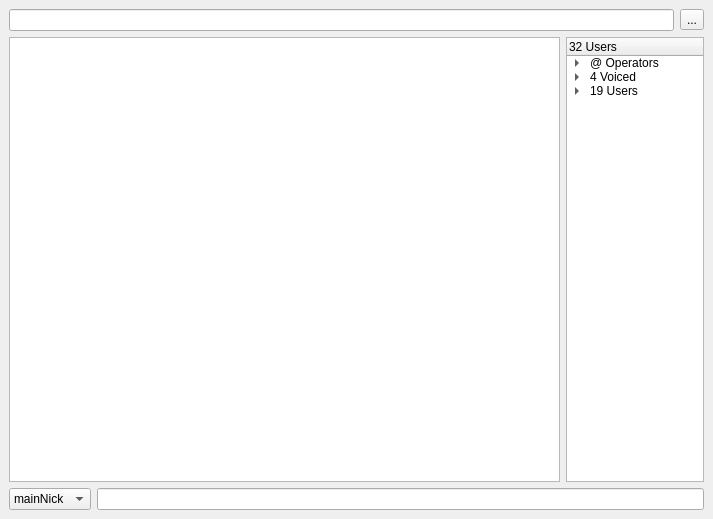
The window that gui/channelwidget.ui (quassel/quassel) describes before a commit, drawn with Qt 5.
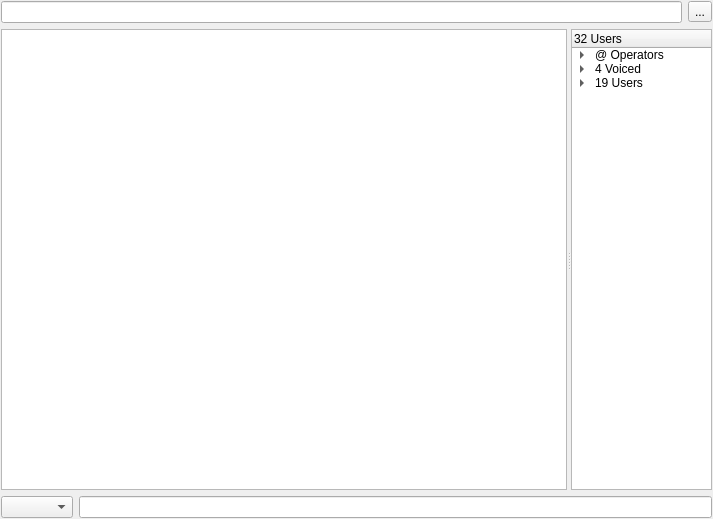
The same window after the commit.

Commit message: Fixed a bug that did not remove users from channel nick list.

Patch:
```diff
--- a/gui/channelwidget.ui
+++ b/gui/channelwidget.ui
@@ -31,7 +31,7 @@
   </property>
   <layout class="QVBoxLayout" >
    <property name="margin" >
-    <number>9</number>
+    <number>1</number>
    </property>
    <property name="spacing" >
     <number>6</number>
@@ -78,34 +78,45 @@
     </layout>
    </item>
    <item>
-    <layout class="QHBoxLayout" >
-     <property name="margin" >
-      <number>0</number>
+    <widget class="QSplitter" name="splitter" >
+     <property name="sizePolicy" >
+      <sizepolicy>
+       <hsizetype>7</hsizetype>
+       <vsizetype>5</vsizetype>
+       <horstretch>0</horstretch>
+       <verstretch>0</verstretch>
+      </sizepolicy>
      </property>
-     <property name="spacing" >
-      <number>6</number>
+     <property name="lineWidth" >
+      <number>1</number>
      </property>
-     <item>
-      <widget class="QTextEdit" name="chatWidget" >
+     <property name="orientation" >
+      <enum>Qt::Horizontal</enum>
+     </property>
+     <widget class="QTextBrowser" name="chatWidget" >
        <property name="sizePolicy" >
         <sizepolicy>
          <hsizetype>7</hsizetype>
-         <vsizetype>7</vsizetype>
+        <vsizetype>5</vsizetype>
          <horstretch>4</horstretch>
          <verstretch>0</verstretch>
         </sizepolicy>
        </property>
        <property name="font" >
         <font>
-         <family>Monospace</family>
-        </font>
-       </property>
-       <property name="readOnly" >
-        <bool>true</bool>
-       </property>
-      </widget>
-     </item>
-     <item>
+        <family>Bitstream Vera Sans Mono</family>
+        <pointsize>8</pointsize>
+        <weight>50</weight>
+        <bold>false</bold>
+       </font>
+      </property>
+      <property name="html" >
+       <string>&lt;html>&lt;head>&lt;meta name="qrichtext" content="1" />&lt;style type="text/css">
+p, li { white-space: pre-wrap; }
+&lt;/style>&lt;/head>&lt;body style=" font-family:'Bitstream Vera Sans Mono'; font-size:8pt; font-weight:400; font-style:normal; text-decoration:none;">
+&lt;p style="-qt-paragraph-type:empty; margin-top:0px; margin-bottom:0px; margin-left:0px; margin-right:0px; -qt-block-indent:0; text-indent:0px; font-family:'Nimbus Mono L';">&lt;/p>&lt;/body>&lt;/html></string>
+      </property>
+     </widget>
       <widget class="QTreeWidget" name="nickTree" >
        <property name="sizePolicy" >
         <sizepolicy>
@@ -124,6 +135,9 @@
        <property name="textElideMode" >
         <enum>Qt::ElideRight</enum>
        </property>
+      <property name="rootIsDecorated" >
+       <bool>true</bool>
+      </property>
        <property name="sortingEnabled" >
         <bool>false</bool>
        </property>
@@ -204,8 +218,7 @@
         </item>
        </item>
       </widget>
-     </item>
-    </layout>
+    </widget>
    </item>
    <item>
     <layout class="QHBoxLayout" >
@@ -217,21 +230,23 @@
      </property>
      <item>
       <widget class="QComboBox" name="ownNick" >
-       <item>
-        <property name="text" >
-         <string>mainNick</string>
-        </property>
+       <property name="sizeAdjustPolicy" >
+        <enum>QComboBox::AdjustToContents</enum>
+       </property>
+      </widget>
        </item>
        <item>
-        <property name="text" >
-         <string>altNick</string>
-        </property>
-       </item>
+      <widget class="QLineEdit" name="inputEdit" >
+       <property name="sizePolicy" >
+        <sizepolicy>
+         <hsizetype>3</hsizetype>
+         <vsizetype>0</vsizetype>
+         <horstretch>0</horstretch>
+         <verstretch>0</verstretch>
+        </sizepolicy>
+       </property>
       </widget>
      </item>
-     <item>
-      <widget class="QLineEdit" name="inputEdit" />
-     </item>
     </layout>
    </item>
   </layout>
```
Left out of the diff: 1 changed line with no effect on the pictures. Lines whose indentation alone changed are shown as unchanged. The commit also changes 2 other files.
